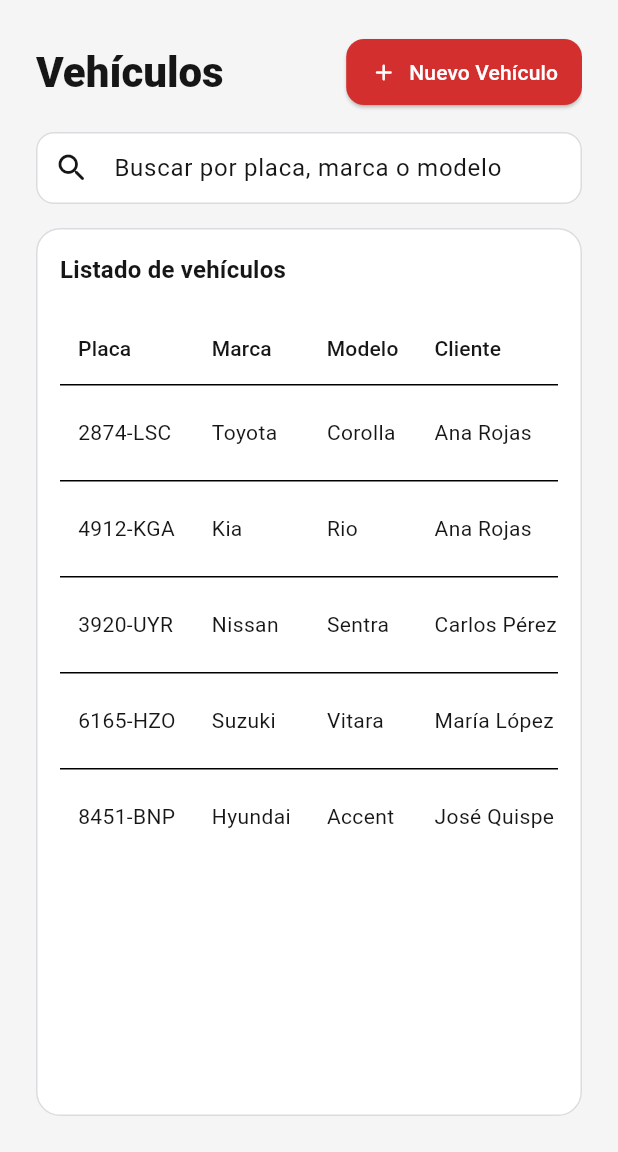
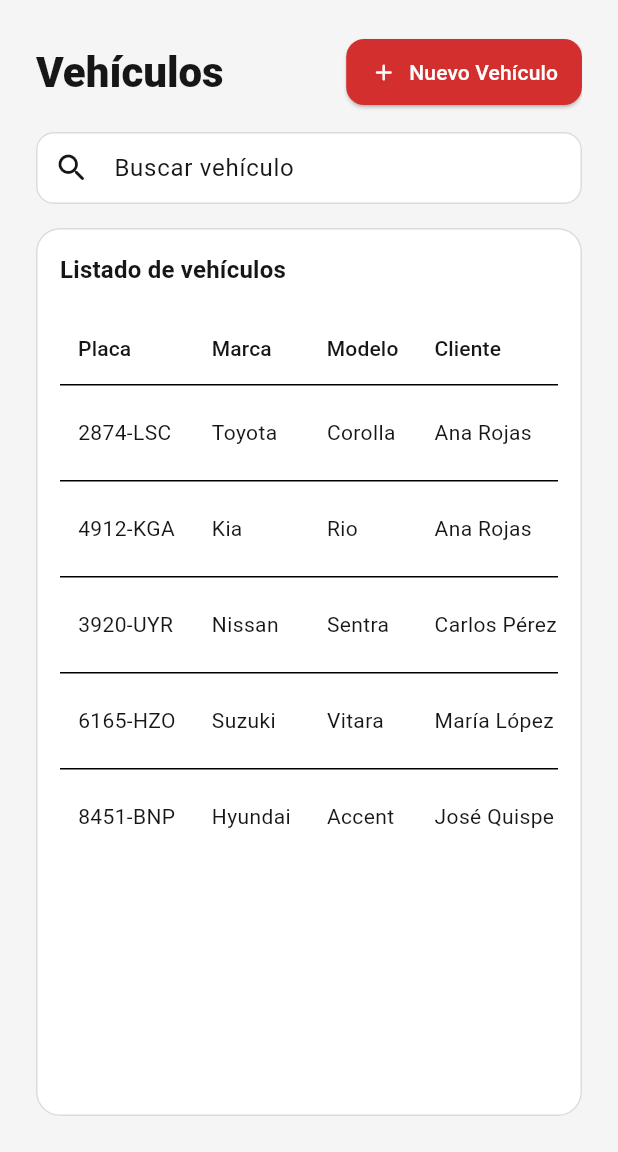
Before and after one commit to joselmin-lab/Pitbox-Control, a Flutter app: the VehiculosScreen screen opened by its route, on a phone screen of 412 x 824 dp, the part 84-1236 px from its top. Run offline on Flutter 3.47's test engine with Material 3 defaults, Android fonts, the phone set to English and light mode, and no system bars; our stand-ins replace flutter_riverpod, go_router; statements that could not run were skipped.

```diff
--- a/lib/features/clientes/presentation/providers/clientes_provider.dart
+++ b/lib/features/clientes/presentation/providers/clientes_provider.dart
@@ -103,15 +103,15 @@ class ClientesNotifier extends AsyncNotifier<List<Cliente>> {
       await clienteRepository.delete(clienteId);
     } catch (_) {
       // En caso de error, se restaura el estado previo en memoria.
-      if (await clienteRepository.getById(clienteId) == null) {
-        await clienteRepository.create(clienteSnapshot);
-      }
       final remainingVehiculos = await vehiculoRepository.getByClienteId(clienteId);
       final remainingIds = remainingVehiculos.map((vehiculo) => vehiculo.id).toSet();
       for (final vehiculo in vehiculosSnapshot) {
         if (!remainingIds.contains(vehiculo.id)) {
           await vehiculoRepository.create(vehiculo);
         }
+      }
+      if (await clienteRepository.getById(clienteId) == null) {
+        await clienteRepository.create(clienteSnapshot);
       }
       rethrow;
     } finally {
--- a/lib/features/clientes/presentation/screens/clientes_screen.dart
+++ b/lib/features/clientes/presentation/screens/clientes_screen.dart
@@ -37,6 +37,7 @@ class ClientesScreen extends ConsumerWidget {
         const SizedBox(height: AppSpacing.md),
         TextField(
           decoration: const InputDecoration(
+            labelText: 'Buscar cliente',
             prefixIcon: Icon(Icons.search_rounded),
             hintText: 'Buscar por nombre o teléfono',
           ),
--- a/lib/features/vehiculos/presentation/screens/vehiculos_screen.dart
+++ b/lib/features/vehiculos/presentation/screens/vehiculos_screen.dart
@@ -46,6 +46,7 @@ class VehiculosScreen extends ConsumerWidget {
         const SizedBox(height: AppSpacing.md),
         TextField(
           decoration: const InputDecoration(
+            labelText: 'Buscar vehículo',
             prefixIcon: Icon(Icons.search_rounded),
             hintText: 'Buscar por placa, marca o modelo',
           ),
```
Also changed, not shown: 1 other file.
